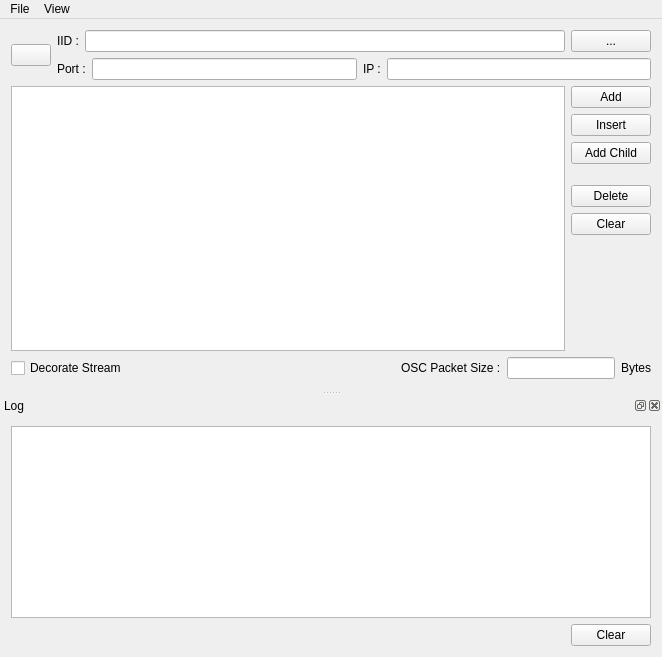
First picture: the form in src/FormFiles/MainForm.ui, repository arennuit/iisuoscbridge, before the edit.
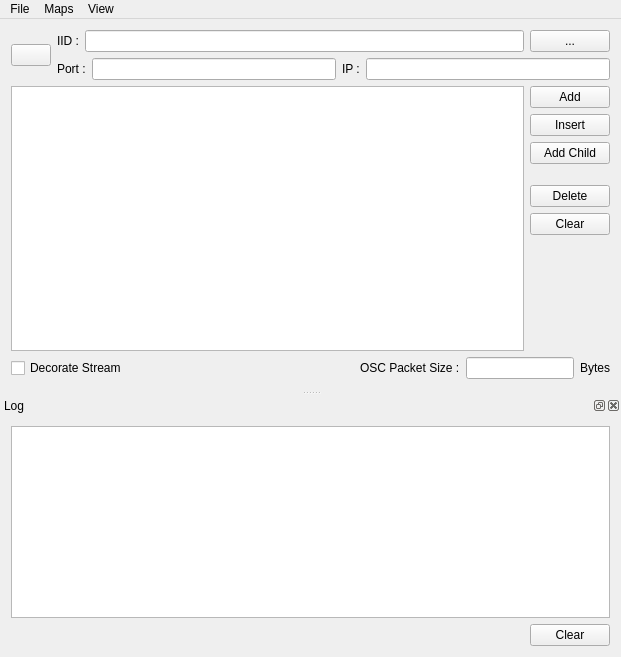
Second picture: the form after the edit. Icons and pictures are not drawn.

Commit message: - added a context menu. - added a "Maps" menu. - added a toggle for the log's view.

The edit to the form file:
```diff
--- a/src/FormFiles/MainForm.ui
+++ b/src/FormFiles/MainForm.ui
@@ -6,7 +6,7 @@
    <rect>
     <x>0</x>
     <y>0</y>
-    <width>662</width>
+    <width>621</width>
     <height>657</height>
    </rect>
   </property>
@@ -835,7 +835,7 @@
     <rect>
      <x>0</x>
      <y>0</y>
-     <width>662</width>
+     <width>621</width>
      <height>19</height>
     </rect>
    </property>
@@ -859,7 +859,19 @@
     <addaction name="separator"/>
     <addaction name="m_fullScreenAction"/>
    </widget>
+   <widget class="QMenu" name="menuMaps">
+    <property name="title">
+     <string>Maps</string>
+    </property>
+    <addaction name="m_addMapAction"/>
+    <addaction name="m_insertMapAction"/>
+    <addaction name="m_addChildMapAction"/>
+    <addaction name="separator"/>
+    <addaction name="m_deleteMapAction"/>
+    <addaction name="m_clearMapsAction"/>
+   </widget>
    <addaction name="m_fileMenu"/>
+   <addaction name="menuMaps"/>
    <addaction name="menuView"/>
   </widget>
   <widget class="QDockWidget" name="m_logDock">
```
Left out of the diff: 53 changed lines with no effect on the pictures. The commit also changes 2 other files.
